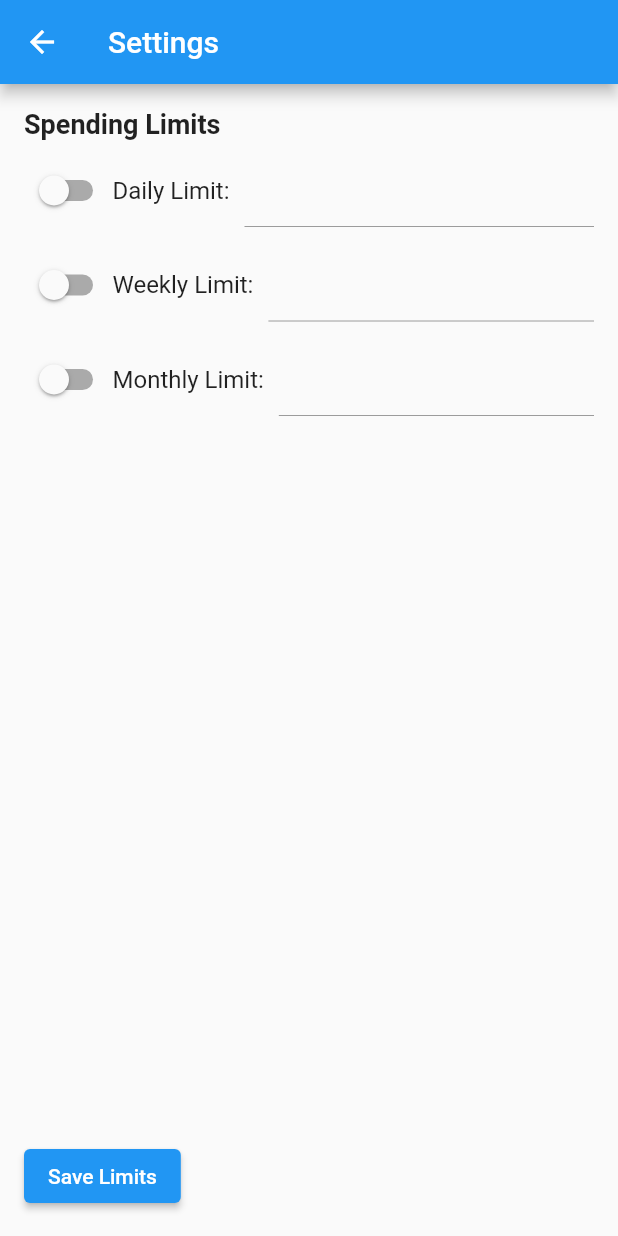
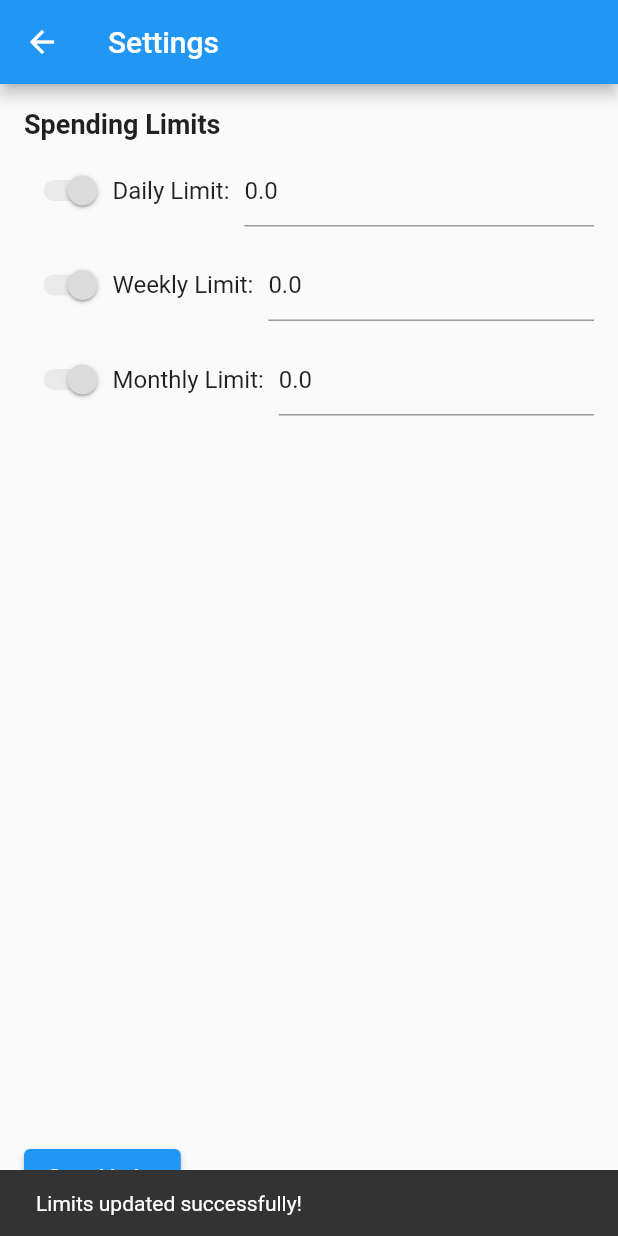
Before and after one commit to jakura987/ModernSpiltBill, a Flutter app: the SettingsPage screen opened directly, after a tap on "Save Limits", on a phone screen of 412 x 824 dp. Run offline on Flutter 3.47's test engine with Material 2 defaults, Android fonts, the phone set to English and light mode, and no system bars; our stand-ins replace cloud_firestore, firebase_auth, firebase_core, google_sign_in, hive, hive_flutter; accounts and stored records are empty.

Commit message:
add setting fun

```diff
--- a/lib/main_module/settings_page.dart
+++ b/lib/main_module/settings_page.dart
@@ -1,4 +1,7 @@
 import 'package:flutter/material.dart';
+import 'package:provider/provider.dart';
+
+import '../models/user_model.dart';
 
 class SettingsPage extends StatefulWidget {
   @override
@@ -18,6 +21,37 @@ class _SettingsPageState extends State<SettingsPage> {
   final _dailyController = TextEditingController();
   final _weeklyController = TextEditingController();
   final _monthlyController = TextEditingController();
+
+  @override
+  void initState() {
+    super.initState();
+    // 设置开关默认为关闭
+    isDailyEnabled = false;
+    isWeeklyEnabled = false;
+    isMonthlyEnabled = false;
+    // 根据开关的状态来初始化TextFormField的controller的值
+    _dailyController.text = isDailyEnabled ? (dailyLimit?.toString() ?? '') : '';
+    _weeklyController.text = isWeeklyEnabled ? (weeklyLimit?.toString() ?? '') : '';
+    _monthlyController.text = isMonthlyEnabled ? (monthlyLimit?.toString() ?? '') : '';
+    // 在页面加载时调用fetchUser方法
+    final userModel = Provider.of<UserModel>(context, listen: false);
+    userModel.fetchUser(context).then((_) {
+      // 从UserModel中获取数据并设置到本地变量
+      setState(() {
+        dailyLimit = userModel.dailyLimit;
+        weeklyLimit = userModel.weeklyLimit;
+        monthlyLimit = userModel.monthlyLimit;
+
+        _dailyController.text = dailyLimit?.toString() ?? '';
+        _weeklyController.text = weeklyLimit?.toString() ?? '';
+        _monthlyController.text = monthlyLimit?.toString() ?? '';
+
+        isDailyEnabled = dailyLimit != null;
+        isWeeklyEnabled = weeklyLimit != null;
+        isMonthlyEnabled = monthlyLimit != null;
+      });
+    });
+  }
 
   @override
   Widget build(BuildContext context) {
@@ -68,7 +102,22 @@ class _SettingsPageState extends State<SettingsPage> {
       children: [
         Switch(
           value: isEnabled,
-          onChanged: onChanged,
+          onChanged: (bool newValue) {
+            onChanged(newValue); // 这里调用了onChanged回调，以便更新isXXXEnabled状态
+            setState(() {
+              if (newValue) {
+                // 如果开关被打开了
+                if (label == 'Daily Limit:') {
+                  controller.text = dailyLimit?.toString() ?? '';
+                } else if (label == 'Weekly Limit:') {
+                  controller.text = weeklyLimit?.toString() ?? '';
+                } else if (label == 'Monthly Limit:') {
+                  controller.text = monthlyLimit?.toString() ?? '';
+                }
+              }
+              // 无需其他操作，因为当开关关闭时TextFormField应始终显示数据库中的值，并且由`enabled: isEnabled`确保其不可修改。
+            });
+          },
         ),
         Text(label, style: TextStyle(fontSize: 16)),
         SizedBox(width: 10),
@@ -83,7 +132,7 @@ class _SettingsPageState extends State<SettingsPage> {
               return null;
             },
             decoration: InputDecoration(hintText: isEnabled ? '0.00' : ''),
-            enabled: isEnabled,
+            enabled: isEnabled
           ),
         ),
       ],
@@ -99,18 +148,26 @@ class _SettingsPageState extends State<SettingsPage> {
         monthlyLimit = isMonthlyEnabled ? double.tryParse(_monthlyController.text) : null;
       });
 
-      // 这里你可以保存到本地存储或Firebase
-      // 保存到数据库
-      Map<String, dynamic> data = {
-        'dailyLimit': isDailyEnabled ? dailyLimit : null,
-        'weeklyLimit': isWeeklyEnabled ? weeklyLimit : null,
-        'monthlyLimit': isMonthlyEnabled ? monthlyLimit : null,
-      };
-
-      // ... 这里的代码用于保存数据到数据库
+      // 调用 UserModel 中的 updateLimits 方法来更新限额
+      final userModel = Provider.of<UserModel>(context, listen: false);
+      userModel.updateLimits(dailyLimit, weeklyLimit, monthlyLimit).then((_) {
+        // 提示用户数据已经保存
+        ScaffoldMessenger.of(context).showSnackBar(
+            SnackBar(content: Text('Limits updated successfully!'))
+        );
+      }).catchError((error) {
+        // 如果出现错误，提示用户
+        ScaffoldMessenger.of(context).showSnackBar(
+            SnackBar(content: Text('Error updating limits: $error'))
+        );
+      });
     } else {
       // 如果验证不通过，你可以选择显示一些提示信息给用户
     }
   }
 
+
+
+
+
 }
--- a/lib/models/user_model.dart
+++ b/lib/models/user_model.dart
@@ -53,9 +53,27 @@ class UserModel extends ChangeNotifier {
     userAvatar.avatarPath = 'assets/images/image${_head}.jpg';
 
 
-
-
     notifyListeners(); // Don't forget to notify listeners
   }
 
+  Future<void> updateLimits(double? daily, double? weekly, double? monthly) async {
+    final user = _auth.currentUser;
+    if (user == null) return;
+
+    await _firestore.collection('users')
+        .where('email', isEqualTo: user.email)
+        .get()
+        .then((querySnapshot) {
+      if (querySnapshot.size > 0) {
+        final docId = querySnapshot.docs.first.id;
+        _firestore.collection('users').doc(docId).update({
+          'dailyLimit': daily,
+          'weeklyLimit': weekly,
+          'monthlyLimit': monthly,
+        });
+      }
+    });
+  }
+
+
 }
```
